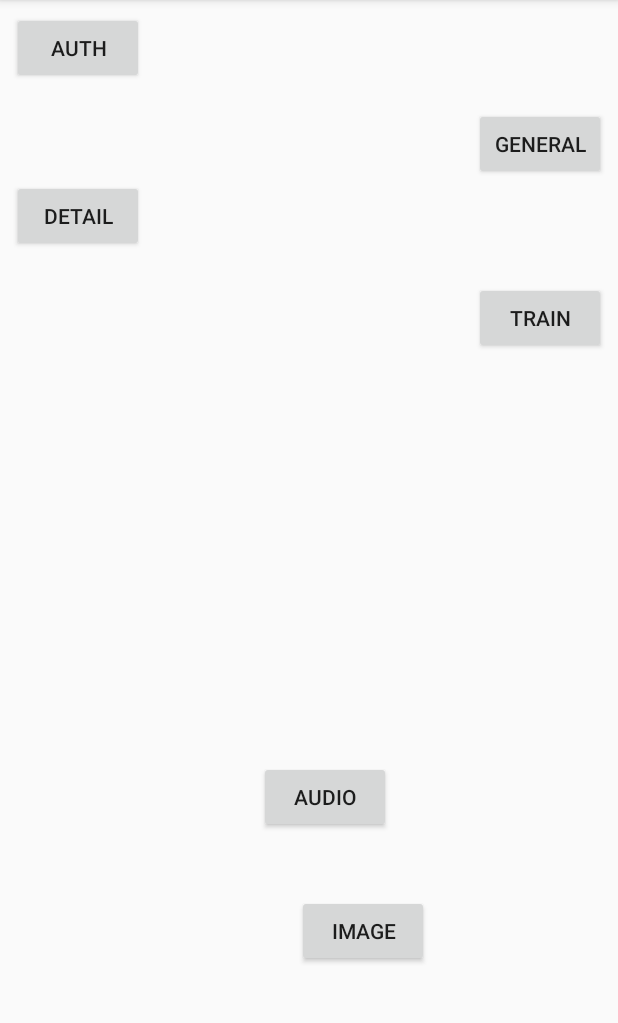
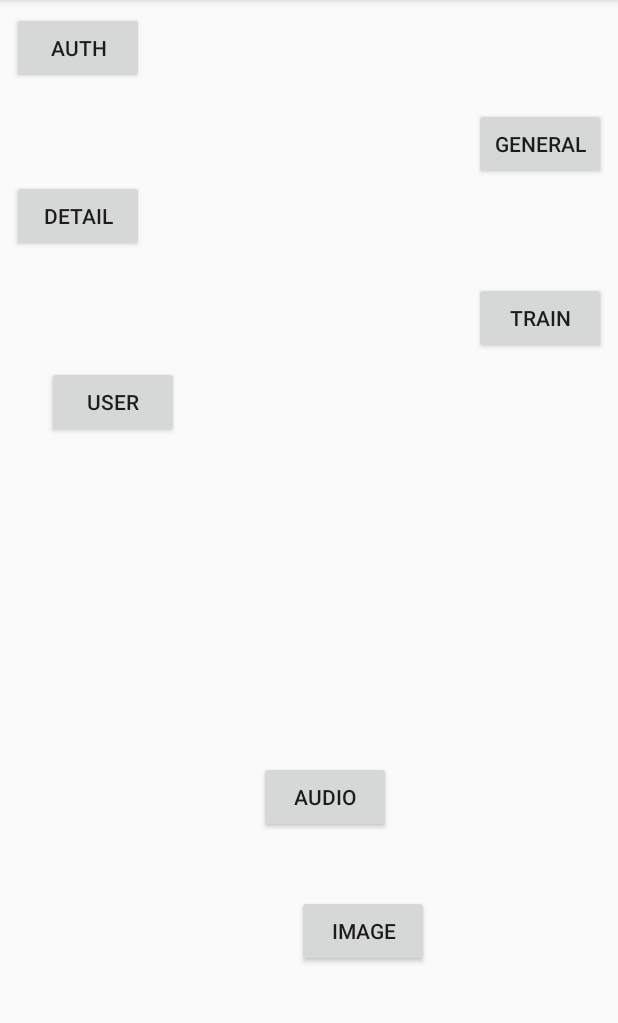
Before and after one commit to deep-mm/Railway, an Android app: the StructureActivity screen opened directly, with no data from a screen before it, on a phone screen of 412 x 824 dp, the part 84-1107 px from its top. Run offline under Robolectric (Android 15) with nearby library versions, the phone set to English and light mode, and no system bars; our stand-ins replace Firebase (no records; nobody signed in at launch, a user with empty details on screens opened directly).

Commit message:
general report strucure activity mai user train utility aur user utility mai gada=bad solved activity_structure mai user button daala

```diff
--- a/Sample Projects/LoginFirebase/app/src/main/java/com/example/amey/loginfirebase/Activity/LoginActivity.java
+++ b/Sample Projects/LoginFirebase/app/src/main/java/com/example/amey/loginfirebase/Activity/LoginActivity.java
@@ -67,7 +67,7 @@ public class LoginActivity extends AppCompatActivity {
     }
 
     public void signIn(){
-        mAuth.signInWithEmailAndPassword("cia.kjsce@gmail.com", "ameymeher")
+        mAuth.signInWithEmailAndPassword("test@email.com", "password")
                 .addOnCompleteListener(this, new OnCompleteListener<AuthResult>() {
                     @Override
                     public void onComplete(@NonNull Task<AuthResult> task) {
--- a/Sample Projects/LoginFirebase/app/src/main/java/com/example/amey/loginfirebase/Listener/AddAudioListener.java
+++ b/Sample Projects/LoginFirebase/app/src/main/java/com/example/amey/loginfirebase/Listener/AddAudioListener.java
@@ -3,5 +3,5 @@ package com.example.amey.loginfirebase.Listener;
 import java.util.List;
 
 public interface AddAudioListener {
-    void onCompleteTask(List<String> getAudio);
+    void onCompleteTask(List<String> audioS);
 }
--- a/Sample Projects/LoginFirebase/app/src/main/res/layout/activity_structure.xml
+++ b/Sample Projects/LoginFirebase/app/src/main/res/layout/activity_structure.xml
@@ -96,4 +96,21 @@
         app:layout_constraintStart_toStartOf="parent"
         app:layout_constraintTop_toBottomOf="@+id/Train"
         app:layout_constraintVertical_bias="0.753" />
+
+    <Button
+        android:id="@+id/user"
+        android:layout_width="wrap_content"
+        android:layout_height="wrap_content"
+        android:layout_marginBottom="8dp"
+        android:layout_marginEnd="8dp"
+        android:layout_marginStart="8dp"
+        android:layout_marginTop="8dp"
+        android:onClick="toUser"
+        android:text="User"
+        app:layout_constraintBottom_toBottomOf="parent"
+        app:layout_constraintEnd_toEndOf="parent"
+        app:layout_constraintHorizontal_bias="0.075"
+        app:layout_constraintStart_toStartOf="parent"
+        app:layout_constraintTop_toBottomOf="@+id/Train"
+        app:layout_constraintVertical_bias="0.0" />
 </android.support.constraint.ConstraintLayout>
```
Also changed, not shown: Sample Projects/LoginFirebase/app/src/main/java/com/example/amey/loginfirebase/Activity/GeneralReportActivity.java (+49 -1 lines), Sample Projects/LoginFirebase/app/src/main/java/com/example/amey/loginfirebase/Activity/StructureActivity.java (+22 -0 lines), Sample Projects/LoginFirebase/app/src/main/java/com/example/amey/loginfirebase/Utilities/Backend/TrainUtility.java (+5 -5 lines), Sample Projects/LoginFirebase/app/src/main/java/com/example/amey/loginfirebase/Utilities/Backend/UserUtility.java (+7 -6 lines).
